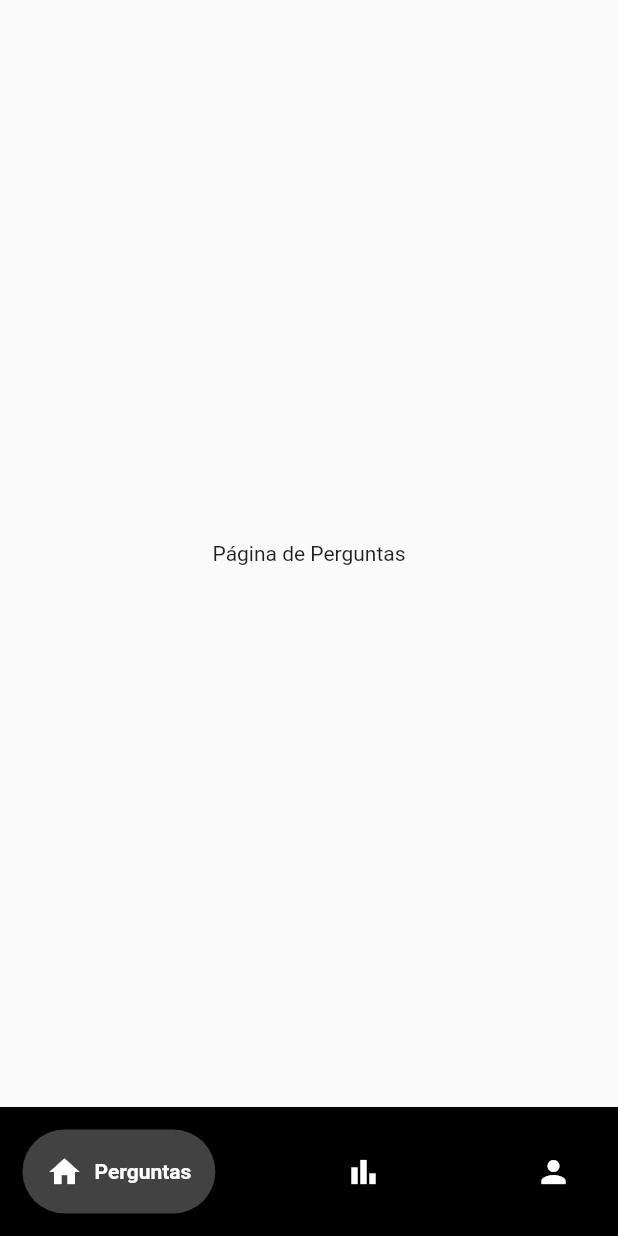
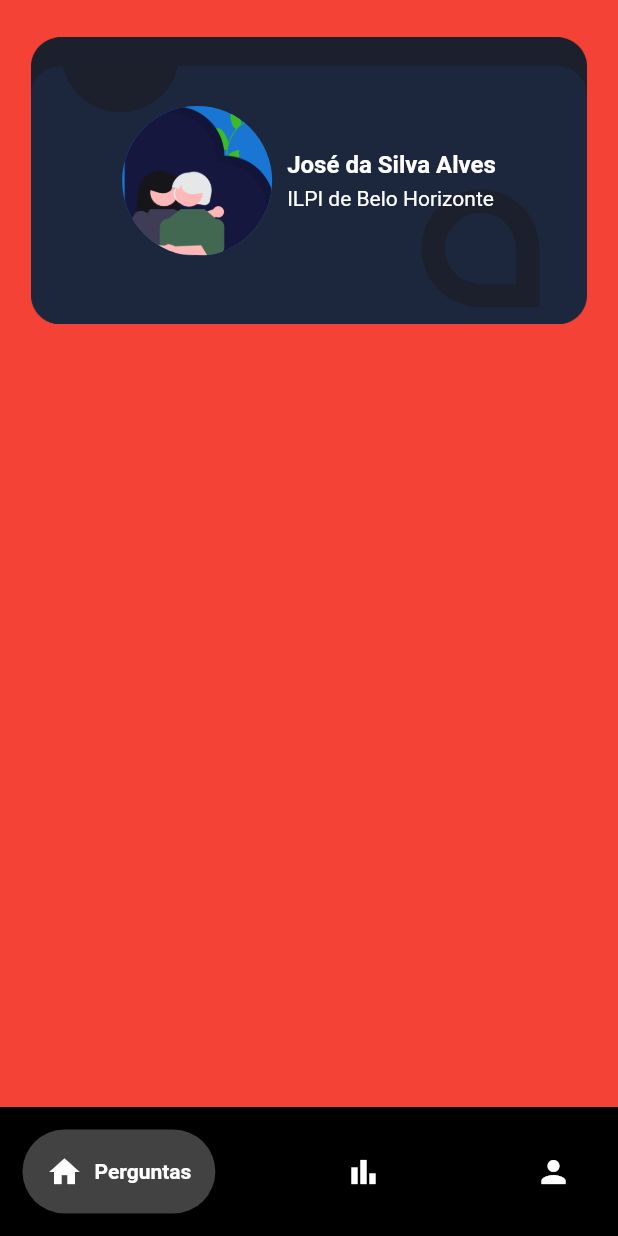
Before and after one commit to gaiascosta/AvaliApp, a Flutter app: the screen it shows after launch, on a phone screen of 412 x 824 dp. Run offline on Flutter 3.47's test engine with Material 2 defaults, Android fonts, the light colour scheme and no system bars; drawn by our look-alikes of google_nav_bar; our stand-ins replace flutter_spinkit.

Commit message:
Tentando fazer a página principal de perguntas

```diff
--- a/lib/ui/perguntas.dart
+++ b/lib/ui/perguntas.dart
@@ -10,10 +10,74 @@ class Perguntas extends StatefulWidget {
 class _PerguntasState extends State<Perguntas> {
   @override
   Widget build(BuildContext context) {
+    double screenWidth = MediaQuery.of(context).size.width;
+
+    double paddingWidth = screenWidth * 0.01;
+
     return Scaffold(
-      body: Center(
-        child: Text('Página de Perguntas'),
+        body: Container(
+          padding: EdgeInsets.only(
+            top: paddingWidth * 5,
+            left: paddingWidth * 5,
+            right: paddingWidth * 5),
+            color: Colors.red,
+          child: Column(
+            children: [
+            Stack(
+              alignment: Alignment.centerLeft,
+              children: [
+              Container(
+                alignment: Alignment.center,
+                height: 200,
+                child: Image.asset("images/Perfil.png"),
+              ),
+              const Padding(
+                padding: EdgeInsets.all(10),
+                child: Row(
+                  mainAxisAlignment: MainAxisAlignment.center,
+                  children: [
+                    CircleAvatar(
+                        radius: 50,
+                        backgroundImage: AssetImage("images/grandma.png")),
+                    Flexible(
+                      child: Column(
+                        crossAxisAlignment: CrossAxisAlignment.start,
+                        children: [
+                          Padding(
+                            padding: EdgeInsets.only(left: 10, bottom: 5),
+                            child: Text(
+                              "José da Silva Alves",
+                              maxLines: 2,
+                              overflow: TextOverflow.ellipsis,
+                              style: TextStyle(
+                                fontSize: 16,
+                                fontWeight: FontWeight.bold,
+                                color: Colors.white,
+                              ),
+                            ),
+                          ),
+                          Padding(
+                            padding: EdgeInsets.only(left: 10),
+                            child: Text(
+                              "ILPI de Belo Horizonte",
+                              maxLines: 3,
+                              overflow: TextOverflow.ellipsis,
+                              style: TextStyle(
+                                fontSize: 14,
+                                color: Colors.white,
+                              ),
+                            ),
+                          ),
+                        ],
+                      ),
+                    )
+                  ],
+                ),
+              ),
+            ],
+          )
+        ],
       ),
-    );
+    ));
   }
 }
--- a/lib/ui/start_page.dart
+++ b/lib/ui/start_page.dart
@@ -11,28 +11,22 @@ class StartPage extends StatefulWidget {
 
 class _StartPageState extends State<StartPage> {
   @override
+
   //Duas funções temporárias para simular um carregamento
   void initState(){
     super.initState();
     _navigatetohome();
   }
-
   _navigatetohome()async{
     await Future.delayed(Duration(milliseconds: 1500), () {});
     Navigator.pushReplacement(context, MaterialPageRoute(builder: (context) => HomePage()));
   }
 
   Widget build(BuildContext context) {
-    double screenWidth = MediaQuery
-        .of(context)
-        .size
-        .width;
     double screenHeight = MediaQuery
         .of(context)
         .size
         .height;
-
-    double paddingWidth = screenWidth * 0.01;
     double paddingHeight = screenHeight * 0.01;
 
     var spinkit = SpinKitWave(
--- a/pubspec.yaml
+++ b/pubspec.yaml
@@ -66,6 +66,8 @@ flutter:
     - images/intro.png
     - images/frame1.png
     - images/frame2.png
+    - images/Frame3.png
+    - images/Perfil.png
 
   # An image asset can refer to one or more resolution-specific "variants", see
   # https://flutter.dev/assets-and-images/#resolution-aware
```
Also changed, not shown: images/Frame3.png (added), images/Perfil.png (added).
